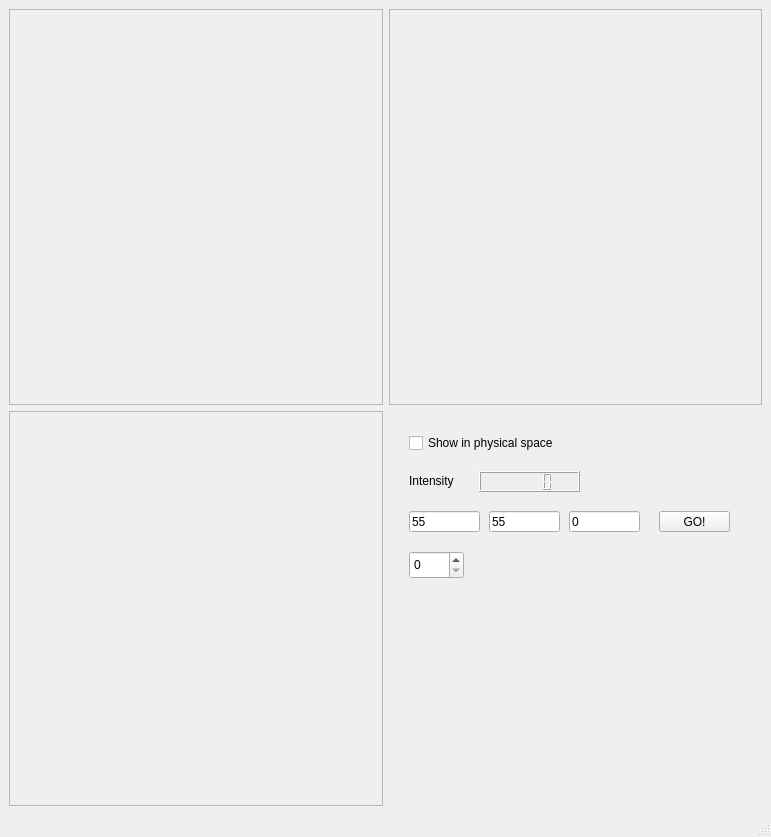
Old version of the form apps/isisViewer/forms/isisViewerMain.ui in the repository isis-group/isis.
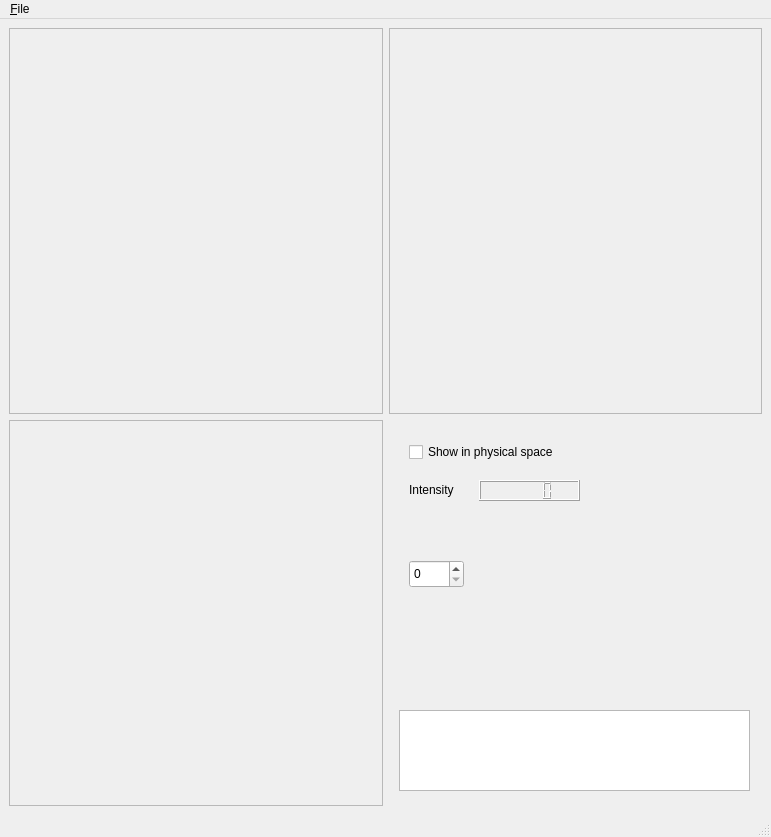
New version of the form.

```diff
--- a/apps/isisViewer/forms/isisViewerMain.ui
+++ b/apps/isisViewer/forms/isisViewerMain.ui
@@ -86,58 +86,6 @@
         <string/>
        </property>
       </widget>
-      <widget class="QLineEdit" name="xEdit">
-       <property name="geometry">
-        <rect>
-         <x>20</x>
-         <y>100</y>
-         <width>71</width>
-         <height>21</height>
-        </rect>
-       </property>
-       <property name="text">
-        <string>55</string>
-       </property>
-      </widget>
-      <widget class="QLineEdit" name="zEdit">
-       <property name="geometry">
-        <rect>
-         <x>180</x>
-         <y>100</y>
-         <width>71</width>
-         <height>21</height>
-        </rect>
-       </property>
-       <property name="text">
-        <string>0</string>
-       </property>
-      </widget>
-      <widget class="QLineEdit" name="yEdit">
-       <property name="geometry">
-        <rect>
-         <x>100</x>
-         <y>100</y>
-         <width>71</width>
-         <height>21</height>
-        </rect>
-       </property>
-       <property name="text">
-        <string>55</string>
-       </property>
-      </widget>
-      <widget class="QPushButton" name="goButton">
-       <property name="geometry">
-        <rect>
-         <x>270</x>
-         <y>100</y>
-         <width>71</width>
-         <height>21</height>
-        </rect>
-       </property>
-       <property name="text">
-        <string>GO!</string>
-       </property>
-      </widget>
       <widget class="QSpinBox" name="timestepSpinBox">
        <property name="geometry">
         <rect>
@@ -148,6 +96,16 @@
         </rect>
        </property>
       </widget>
+      <widget class="QListWidget" name="imageStack">
+       <property name="geometry">
+        <rect>
+         <x>10</x>
+         <y>290</y>
+         <width>351</width>
+         <height>81</height>
+        </rect>
+       </property>
+      </widget>
      </widget>
     </item>
     <item row="0" column="0">
@@ -171,6 +129,23 @@
      <height>25</height>
     </rect>
    </property>
+   <widget class="QMenu" name="menu_File">
+    <property name="title">
+     <string>&amp;File</string>
+    </property>
+    <widget class="QMenu" name="menuOpen_Image_as">
+     <property name="title">
+      <string>Open Image as</string>
+     </property>
+     <addaction name="actionAnatomical_Image"/>
+     <addaction name="actionZ_Map"/>
+    </widget>
+    <addaction name="action_Open_Image"/>
+    <addaction name="menuOpen_Image_as"/>
+    <addaction name="separator"/>
+    <addaction name="action_Exit"/>
+   </widget>
+   <addaction name="menu_File"/>
   </widget>
   <widget class="QStatusBar" name="statusbar"/>
  </widget>
```
Left out of the diff: 20 changed lines with no effect on the pictures.
